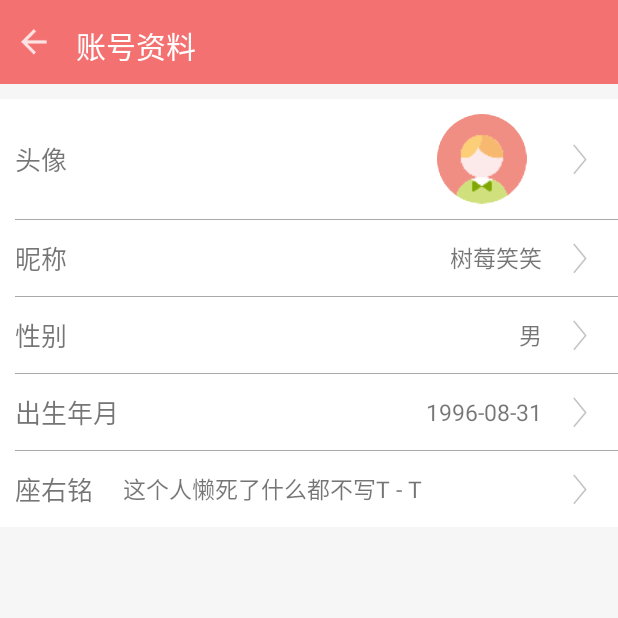
After one commit to gujunjie/chineseMedicine, an Android app: the UserDataActivity screen opened directly, with no data from a screen before it, on a phone screen of 412 x 824 dp, the top half of it. The commit adds this screen. Run offline under Robolectric (Android 15) with nearby library versions, the phone set to English and light mode, and no system bars; our stand-ins replace ButterKnife, CircleImageView.

```diff
--- a/app/src/main/AndroidManifest.xml
+++ b/app/src/main/AndroidManifest.xml
@@ -20,7 +20,9 @@
         android:supportsRtl="true"
         android:theme="@style/AppTheme"
         tools:replace="android:icon">
-        <activity android:name=".AboutDetailsActivity"></activity>
+        <activity android:name=".UserDataActivity"></activity>
+        <activity android:name=".FeedBackActivity" />
+        <activity android:name=".AboutDetailsActivity" />
         <activity android:name=".AboutActivity" />
         <activity android:name=".ErrorExaminationActivity" />
         <activity android:name="view.ExamActivity" />
--- /dev/null
+++ b/app/src/main/java/com/example/abc/chinesemedicine/UserDataActivity.java
@@ -0,0 +1,23 @@
+package com.example.abc.chinesemedicine;
+
+import android.os.Bundle;
+import android.support.v7.app.AppCompatActivity;
+
+import butterknife.BindView;
+import butterknife.ButterKnife;
+import customview.MyTitleBar;
+
+public class UserDataActivity extends AppCompatActivity {
+
+    @BindView(R.id.userData_titleBar)
+    MyTitleBar userDataTitleBar;
+
+    @Override
+    protected void onCreate(Bundle savedInstanceState) {
+        super.onCreate(savedInstanceState);
+        setContentView(R.layout.activity_user_data);
+        ButterKnife.bind(this);
+
+        userDataTitleBar.getActivityForFinish(this);
+    }
+}
--- /dev/null
+++ b/app/src/main/res/layout/activity_user_data.xml
@@ -0,0 +1,194 @@
+<?xml version="1.0" encoding="utf-8"?>
+<LinearLayout xmlns:android="http://schemas.android.com/apk/res/android"
+    xmlns:app="http://schemas.android.com/apk/res-auto"
+    xmlns:tools="http://schemas.android.com/tools"
+    android:layout_width="match_parent"
+    android:layout_height="match_parent"
+    android:orientation="vertical"
+    android:background="@color/colorBackground"
+    tools:context=".UserDataActivity">
+
+
+    <customview.MyTitleBar
+        android:id="@+id/userData_titleBar"
+        app:title="账号资料"
+        android:layout_width="match_parent"
+        android:layout_height="wrap_content"/>
+
+    <LinearLayout
+        android:background="@color/colorWhite"
+        android:orientation="vertical"
+        android:layout_marginTop="10dp"
+        android:layout_width="match_parent"
+        android:layout_height="wrap_content">
+
+
+        <LinearLayout
+            android:layout_width="match_parent"
+            android:layout_height="wrap_content">
+
+            <TextView
+                android:textSize="17sp"
+                android:layout_marginStart="10dp"
+                android:layout_gravity="center"
+                android:layout_weight="1"
+                android:text="头像"
+                android:layout_width="wrap_content"
+                android:layout_height="wrap_content" />
+            <de.hdodenhof.circleimageview.CircleImageView
+                android:layout_margin="10dp"
+                android:gravity="end"
+                android:src="@mipmap/user_icon"
+                android:layout_width="60dp"
+                android:layout_height="60dp" />
+            <ImageView
+                android:layout_margin="15dp"
+                android:layout_gravity="center"
+                android:src="@drawable/go"
+                android:layout_width="20dp"
+                android:layout_height="20dp" />
+
+
+        </LinearLayout>
+
+        <View
+            android:layout_marginStart="10dp"
+            android:background="@color/colorLine"
+            android:layout_width="match_parent"
+            android:layout_height="1px"/>
+
+        <LinearLayout
+            android:layout_width="match_parent"
+            android:layout_height="wrap_content">
+
+            <TextView
+                android:textSize="17sp"
+                android:layout_marginStart="10dp"
+                android:layout_gravity="center"
+                android:layout_weight="1"
+                android:text="昵称"
+                android:layout_width="wrap_content"
+                android:layout_height="wrap_content" />
+
+            <TextView
+                android:textSize="15sp"
+                android:layout_gravity="center"
+                android:text="树莓笑笑"
+                android:layout_width="wrap_content"
+                android:layout_height="wrap_content" />
+
+            <ImageView
+                android:layout_margin="15dp"
+                android:layout_gravity="center"
+                android:src="@drawable/go"
+                android:layout_width="20dp"
+                android:layout_height="20dp" />
+        </LinearLayout>
+
+        <View
+            android:layout_marginStart="10dp"
+            android:background="@color/colorLine"
+            android:layout_width="match_parent"
+            android:layout_height="1px"/>
+
+        <LinearLayout
+            android:layout_width="match_parent"
+            android:layout_height="wrap_content">
+
+            <TextView
+                android:textSize="17sp"
+                android:layout_marginStart="10dp"
+                android:layout_gravity="center"
+                android:layout_weight="1"
+                android:text="性别"
+                android:layout_width="wrap_content"
+                android:layout_height="wrap_content" />
+
+            <TextView
+                android:textSize="15sp"
+                android:layout_gravity="center"
+                android:text="男"
+                android:layout_width="wrap_content"
+                android:layout_height="wrap_content" />
+
+            <ImageView
+                android:layout_margin="15dp"
+                android:layout_gravity="center"
+                android:src="@drawable/go"
+                android:layout_width="20dp"
+                android:layout_height="20dp" />
+        </LinearLayout>
+
+        <View
+            android:layout_marginStart="10dp"
+            android:background="@color/colorLine"
+            android:layout_width="match_parent"
+            android:layout_height="1px"/>
+
+        <LinearLayout
+            android:layout_width="match_parent"
+            android:layout_height="wrap_content">
+
+            <TextView
+                android:textSize="17sp"
+                android:layout_marginStart="10dp"
+                android:layout_gravity="center"
+                android:layout_weight="1"
+                android:text="出生年月"
+                android:layout_width="wrap_content"
+                android:layout_height="wrap_content" />
+
+            <TextView
+                android:textSize="15sp"
+                android:layout_gravity="center"
+                android:text="1996-08-31"
+                android:layout_width="wrap_content"
+                android:layout_height="wrap_content" />
+
+            <ImageView
+                android:layout_margin="15dp"
+                android:layout_gravity="center"
+                android:src="@drawable/go"
+                android:layout_width="20dp"
+                android:layout_height="20dp" />
+        </LinearLayout>
+
+        <View
+            android:layout_marginStart="10dp"
+            android:background="@color/colorLine"
+            android:layout_width="match_parent"
+            android:layout_height="1px"/>
+        <LinearLayout
+            android:layout_width="match_parent"
+            android:layout_height="wrap_content">
+
+            <TextView
+                android:textSize="17sp"
+                android:layout_margin="10dp"
+                android:layout_gravity="center"
+
+                android:text="座右铭"
+                android:layout_width="wrap_content"
+                android:layout_height="wrap_content" />
+
+            <TextView
+                android:layout_marginStart="10dp"
+                android:textSize="15sp"
+                android:layout_weight="1"
+                android:layout_gravity="center"
+                android:text="这个人懒死了什么都不写T - T"
+                android:layout_width="wrap_content"
+                android:layout_height="wrap_content" />
+
+            <ImageView
+                android:layout_margin="15dp"
+                android:layout_gravity="center"
+                android:src="@drawable/go"
+                android:layout_width="20dp"
+                android:layout_height="20dp" />
+        </LinearLayout>
+
+
+    </LinearLayout>
+
+</LinearLayout>
--- a/app/src/main/res/layout/settingitemview_layout.xml
+++ b/app/src/main/res/layout/settingitemview_layout.xml
@@ -1,6 +1,6 @@
 <?xml version="1.0" encoding="utf-8"?>
 <RelativeLayout
-    android:background="@color/colorWhite"
+    android:background="@drawable/section_selector"
     xmlns:android="http://schemas.android.com/apk/res/android"
     android:layout_width="match_parent"
     android:layout_height="wrap_content">
--- a/app/src/main/res/layout/userfragment_layout.xml
+++ b/app/src/main/res/layout/userfragment_layout.xml
@@ -79,6 +79,7 @@
                     android:layout_height="wrap_content">
 
                     <customview.SettingItemView
+                        android:id="@+id/siv_userData"
                         android:background="@drawable/section_selector"
                         app:itemIcon="@mipmap/user_red"
                         app:itemTitle="我的资料"
@@ -122,9 +123,10 @@
                         android:layout_width="match_parent"
                         android:layout_height="wrap_content"/>
                     <customview.SettingItemView
+                        android:id="@+id/siv_feedBack"
                         android:background="@drawable/section_selector"
                         app:itemIcon="@mipmap/feedback"
-                        app:itemTitle="应用反馈"
+                        app:itemTitle="反馈建议"
                         android:layout_width="match_parent"
                         android:layout_height="wrap_content"/>
                     <customview.SettingItemView
```
Also changed, not shown: app/src/main/java/com/example/abc/chinesemedicine/FeedBackActivity.java (added, +75 -0 lines), app/src/main/java/view/UserFragment.java (+22 -0 lines), app/src/main/res/layout/activity_feed_back.xml (added, +112 -0 lines).
